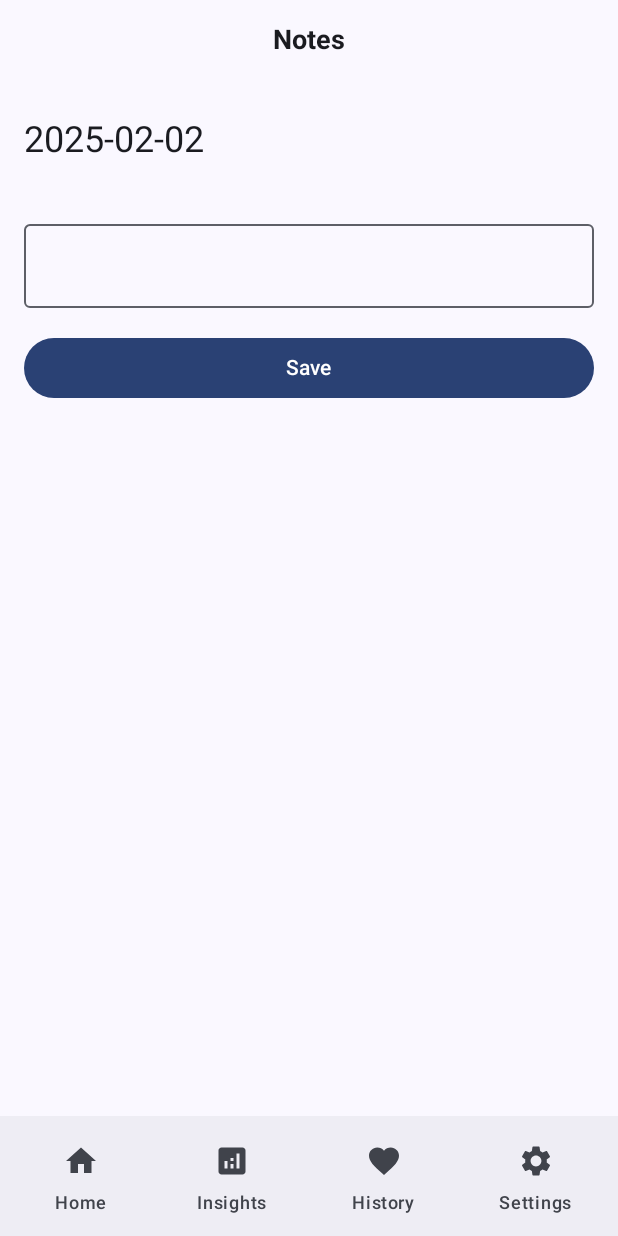
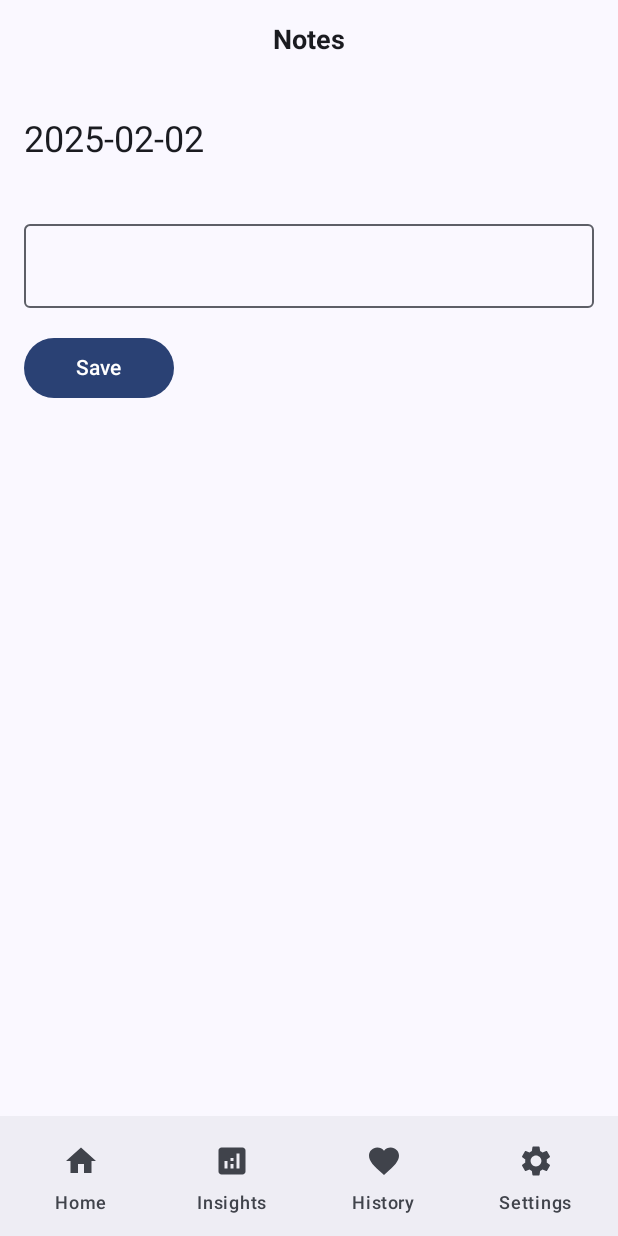
Before and after one commit to Karo555/mental-health-app, an Android app built with Jetpack Compose: the NotesScreen screen opened through its navigation route, on a phone screen of 412 x 824 dp. Run offline under Robolectric (Android 15) with nearby library versions, the phone set to English and light mode, and no system bars; our stand-ins replace Firebase (no records; nobody signed in at launch, a user with empty details on screens opened directly), livedata-compose; libraries missing offline, so code that uses them is left out: com.kizitonwose.calendar; 1 statement that could not run was skipped.

```diff
--- a/app/src/main/java/com/edu/auri/frontend/notes/Notes Screen.kt
+++ b/app/src/main/java/com/edu/auri/frontend/notes/Notes Screen.kt
@@ -5,12 +5,14 @@ import androidx.compose.foundation.layout.Spacer
 import androidx.compose.foundation.layout.fillMaxWidth
 import androidx.compose.foundation.layout.height
 import androidx.compose.foundation.layout.padding
+import androidx.compose.foundation.layout.width
 import androidx.compose.foundation.lazy.LazyColumn
 import androidx.compose.foundation.text.BasicTextField
 import androidx.compose.material3.Button
 import androidx.compose.material3.MaterialTheme
 import androidx.compose.material3.OutlinedTextField
 import androidx.compose.material3.Scaffold
+import androidx.compose.material3.SnackbarHostState
 import androidx.compose.material3.Surface
 import androidx.compose.material3.Text
 import androidx.compose.runtime.Composable
@@ -31,10 +33,15 @@ import com.edu.auri.backend.notes.Note
 import com.edu.auri.backend.notes.NotesViewModel
 import com.edu.auri.frontend.components.BottomBar
 import java.time.LocalDate
+import androidx.compose.runtime.rememberCoroutineScope
+import kotlinx.coroutines.coroutineScope
+import kotlinx.coroutines.launch
 
 @Composable
 fun NotesScreen(navController: NavController, viewModel: NotesViewModel, logDailyViewModel: LogDailyViewModel) {
     val today = remember { LocalDate.now().toString() }
+    val coroutineScope = rememberCoroutineScope()
+    val snackbarHostState = remember { SnackbarHostState() }
     Scaffold(
         bottomBar = {
             BottomBar(navController)
@@ -84,8 +91,13 @@ fun NotesScreen(navController: NavController, viewModel: NotesViewModel, logDail
                 Button(
                     onClick = {
                         viewModel.saveNote(note)
+                        coroutineScope.launch {
+                            snackbarHostState.showSnackbar(
+                                message = "Daily note saved successfully"
+                            )
+                        }
                     },
-                    modifier = Modifier.fillMaxWidth()
+                    modifier = Modifier.width(100.dp)
                 ) {
                     Text("Save")
                 }
```
Also changed, not shown: app/src/main/java/com/edu/auri/frontend/notes/Notes Journal.kt (+18 -2 lines).
